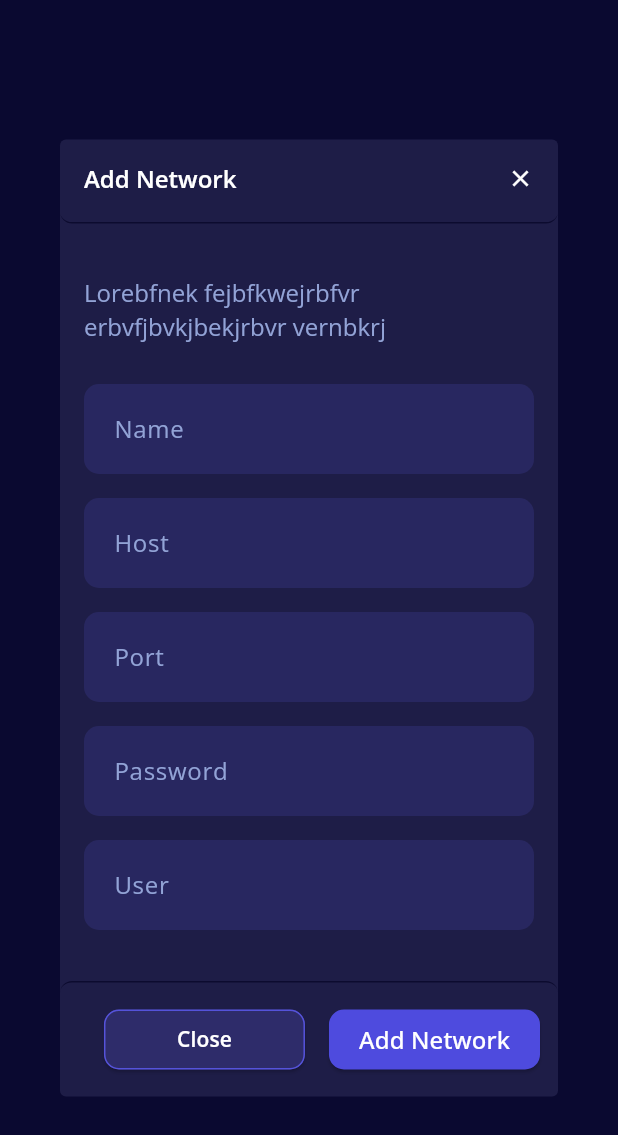
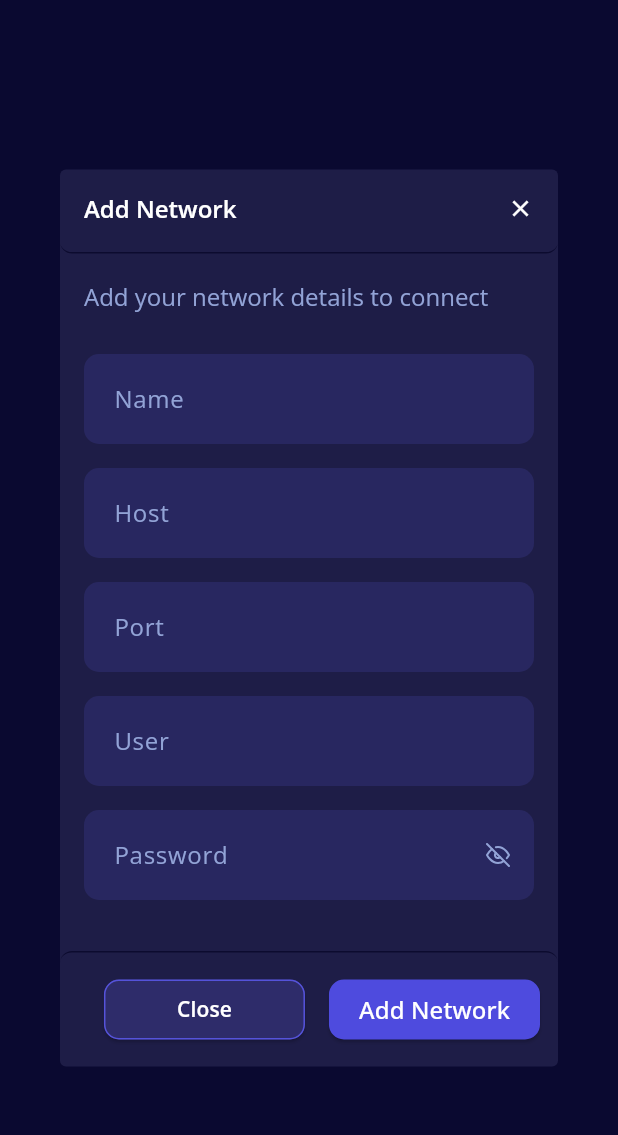
Before and after one commit to Sagarpoudel122/AiXp-Explorer, a Flutter app: the AddNetworkDialogContent widget shown alone on an empty page, opened directly, on a phone screen of 412 x 824 dp. Shown: the top 1135 px of the screen. Run offline on Flutter 3.47's test engine with Material 3 defaults, Android fonts, the phone set to English and light mode, and no system bars; our stand-ins replace basic_utils, convert, data_table_2, equatable, file_picker, fl_chart and 7 more; missing offline and left inert: bitsdojo_window, carbon_icons, flutter_widget_offset, json_data_explorer, mqtt5_client, pointycastle; accounts and stored records are empty; project files that could hold a hidden picture were left out; key blocks and very long unbroken strings in the code were emptied for the run.

Commit message:
fix: Add Network type

```diff
--- a/lib/dart_e2/ec_signature_verify/aixp_verifier.dart
+++ b/lib/dart_e2/ec_signature_verify/aixp_verifier.dart
@@ -118,7 +118,8 @@ class AixpVerifier {
           return isVerified;
         }
       }
-      print(" \n\n\n\n------- Verification Failed ------ \n\n");
+      print(
+          " \n\n\n\n------- Verification Failed(${decoded['EE_PAYLOAD_PATH']}) ------ \n\n");
 
       return false;
     } else {
--- a/lib/src/features/common_widgets/hs_input_field.dart
+++ b/lib/src/features/common_widgets/hs_input_field.dart
@@ -1,8 +1,10 @@
 import 'package:carbon_icons/carbon_icons.dart';
 import 'package:e2_explorer/src/styles/color_styles.dart';
 import 'package:e2_explorer/src/styles/text_styles.dart';
+import 'package:e2_explorer/src/utils/asset_utils.dart';
 import 'package:flutter/material.dart';
 import 'package:flutter/services.dart';
+import 'package:flutter_svg/flutter_svg.dart';
 
 /// top left is occupied by field name
 /// bottom right is occupied by character count
@@ -798,6 +800,7 @@ class TextInputFieldWidget extends StatefulWidget {
     this.hintText,
     this.validator,
     this.inputFormatters,
+    this.obscureText = false,
   });
 
   final TextEditingController? controller;
@@ -805,6 +808,7 @@ class TextInputFieldWidget extends StatefulWidget {
   final String? hintText;
   final String? Function(BuildContext, String?)? validator;
   final List<TextInputFormatter>? inputFormatters;
+  final bool obscureText;
 
   @override
   State<TextInputFieldWidget> createState() => _TextInputFieldWidgetState();
@@ -814,12 +818,14 @@ class _TextInputFieldWidgetState extends State<TextInputFieldWidget> {
   TextEditingController? _controller;
   FocusNode? _focusNode;
 
+  bool _obscureText = false;
   TextEditingController get controller => widget.controller ?? _controller!;
 
   FocusNode get focusNode => widget.focusNode ?? _focusNode!;
 
   @override
   void initState() {
+    _obscureText = widget.obscureText;
     if (widget.controller == null) {
       _controller = TextEditingController();
     }
@@ -836,8 +842,29 @@ class _TextInputFieldWidgetState extends State<TextInputFieldWidget> {
       focusNode: focusNode,
       validator: validator,
       inputFormatters: widget.inputFormatters,
+      obscureText: _obscureText,
       decoration: InputDecoration(
         hintText: widget.hintText,
+        suffixIconConstraints: const BoxConstraints(minWidth: 0, minHeight: 0),
+        suffixIcon: widget.obscureText
+            ? Padding(
+                padding: const EdgeInsets.symmetric(horizontal: 16),
+                child: InkWell(
+                  onTap: () {
+                    setState(() {
+                      _obscureText = !_obscureText;
+                    });
+                  },
+                  child: SvgPicture.asset(
+                    AssetUtils.getSvgIconPath(
+                      _obscureText ? "eye-off" : "eye",
+                    ),
+                    height: 16,
+                    fit: BoxFit.fill,
+                  ),
+                ),
+              )
+            : null,
         // contentPadding: const EdgeInsets.symmetric(horizontal: 16,vertical: 20)
       ),
     );
--- a/lib/src/features/network/widgets/add_network_dialog_content.dart
+++ b/lib/src/features/network/widgets/add_network_dialog_content.dart
@@ -14,7 +14,8 @@ class AddNetworkDialogContent extends StatefulWidget {
   const AddNetworkDialogContent({super.key});
 
   @override
-  State<AddNetworkDialogContent> createState() => _AddNetworkDialogContentState();
+  State<AddNetworkDialogContent> createState() =>
+      _AddNetworkDialogContentState();
 }
 
 class _AddNetworkDialogContentState extends State<AddNetworkDialogContent> {
@@ -41,9 +42,8 @@ class _AddNetworkDialogContentState extends State<AddNetworkDialogContent> {
           crossAxisAlignment: CrossAxisAlignment.start,
           mainAxisSize: MainAxisSize.min,
           children: [
-            const SizedBox(height: 17),
             TextWidget(
-              'Lorebfnek fejbfkwejrbfvr erbvfjbvkjbekjrbvr vernbkrj',
+              'Add your network details to connect',
               style: CustomTextStyles.text16_400_secondary,
             ),
             const SizedBox(height: 27),
@@ -70,17 +70,18 @@ class _AddNetworkDialogContentState extends State<AddNetworkDialogContent> {
             ),
             const SizedBox(height: 16),
             TextInputFieldWidget(
+              hintText: 'User',
+              controller: _userController,
+              focusNode: _userFocusNode,
+              validator: FormUtils.validateRequiredField,
+            ),
+            const SizedBox(height: 16),
+            TextInputFieldWidget(
               hintText: 'Password',
               controller: _passwordController,
               focusNode: _passwordFocusNode,
               validator: FormUtils.validatePassword,
-            ),
-            const SizedBox(height: 16),
-            TextInputFieldWidget(
-              hintText: 'User',
-              controller: _userController,
-              focusNode: _userFocusNode,
-              validator: FormUtils.validateRequiredField,
+              obscureText: true,
             ),
           ],
         ),
```
